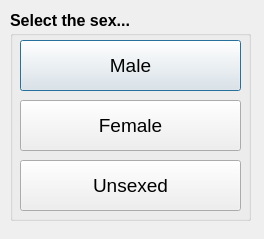
Above: ui/SexSelDlg.ui from guyuhong/CLAMS before the change. Below: the same form after it.
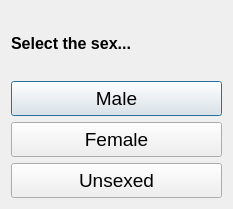
That is the form after the change.

Diff of the .ui file:
```diff
--- a/ui/SexSelDlg.ui
+++ b/ui/SexSelDlg.ui
@@ -1,104 +1,91 @@
 <ui version="4.0" >
  <class>sexselDlg</class>
- <widget class="QDialog" name="sexselDlg" >
-  <property name="geometry" >
+ <widget class="QDialog" name="sexselDlg">
+  <property name="geometry">
    <rect>
     <x>0</x>
     <y>0</y>
-    <width>264</width>
-    <height>239</height>
+    <width>233</width>
+    <height>209</height>
    </rect>
   </property>
   <property name="windowTitle" >
    <string>Sex Selection</string>
   </property>
-  <widget class="QGroupBox" name="groupBox" >
-   <property name="geometry" >
-    <rect>
-     <x>10</x>
-     <y>30</y>
-     <width>241</width>
-     <height>191</height>
-    </rect>
-   </property>
-   <property name="title" >
-    <string/>
-   </property>
-   <widget class="QPushButton" name="maleBtn" >
-    <property name="geometry" >
-     <rect>
-      <x>10</x>
-      <y>10</y>
-      <width>221</width>
-      <height>51</height>
-     </rect>
-    </property>
-    <property name="font" >
-     <font>
-      <pointsize>14</pointsize>
-     </font>
-    </property>
-    <property name="text" >
-     <string>Male</string>
-    </property>
-   </widget>
-   <widget class="QPushButton" name="femaleBtn" >
-    <property name="geometry" >
-     <rect>
-      <x>10</x>
-      <y>70</y>
-      <width>221</width>
-      <height>51</height>
-     </rect>
-    </property>
-    <property name="font" >
-     <font>
-      <pointsize>14</pointsize>
-     </font>
-    </property>
-    <property name="text" >
-     <string>Female</string>
-    </property>
-   </widget>
-   <widget class="QPushButton" name="noneBtn" >
-    <property name="geometry" >
-     <rect>
-      <x>10</x>
-      <y>130</y>
-      <width>221</width>
-      <height>51</height>
-     </rect>
-    </property>
-    <property name="font" >
-     <font>
-      <pointsize>14</pointsize>
-     </font>
-    </property>
-    <property name="text" >
-     <string>Unsexed</string>
-    </property>
-   </widget>
-  </widget>
-  <widget class="QLabel" name="label" >
-   <property name="geometry" >
-    <rect>
-     <x>10</x>
-     <y>10</y>
-     <width>130</width>
-     <height>20</height>
-    </rect>
-   </property>
-   <property name="font" >
-    <font>
-     <pointsize>12</pointsize>
-     <weight>75</weight>
-     <bold>true</bold>
-    </font>
-   </property>
-   <property name="text" >
-    <string>Select the sex...</string>
-   </property>
-  </widget>
+  <layout class="QVBoxLayout" name="verticalLayout_2">
+   <item>
+    <layout class="QVBoxLayout" name="verticalLayout">
+     <item>
+      <widget class="QLabel" name="label">
+       <property name="font">
+        <font>
+         <pointsize>12</pointsize>
+         <weight>75</weight>
+         <bold>true</bold>
+        </font>
+       </property>
+       <property name="text">
+        <string>Select the sex...</string>
+       </property>
+      </widget>
+     </item>
+     <item>
+      <widget class="QPushButton" name="maleBtn">
+       <property name="minimumSize">
+        <size>
+         <width>165</width>
+         <height>35</height>
+        </size>
+       </property>
+       <property name="font">
+        <font>
+         <pointsize>14</pointsize>
+        </font>
+       </property>
+       <property name="text">
+        <string>Male</string>
+       </property>
+      </widget>
+     </item>
+     <item>
+      <widget class="QPushButton" name="femaleBtn">
+       <property name="minimumSize">
+        <size>
+         <width>165</width>
+         <height>35</height>
+        </size>
+       </property>
+       <property name="font">
+        <font>
+         <pointsize>14</pointsize>
+        </font>
+       </property>
+       <property name="text">
+        <string>Female</string>
+       </property>
+      </widget>
+     </item>
+     <item>
+      <widget class="QPushButton" name="noneBtn">
+       <property name="minimumSize">
+        <size>
+         <width>165</width>
+         <height>35</height>
+        </size>
+       </property>
+       <property name="font">
+        <font>
+         <pointsize>14</pointsize>
+        </font>
+       </property>
+       <property name="text">
+        <string>Unsexed</string>
+       </property>
+      </widget>
+     </item>
+    </layout>
+   </item>
+  </layout>
  </widget>
  <resources/>
  <connections/>
```
Left out of the diff: 5 changed lines with no effect on the pictures.
